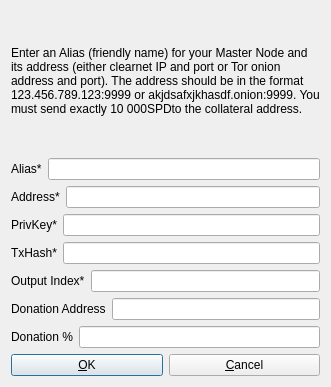
First picture: the form in src/qt/forms/addeditadrenalinenode.ui, repository Stipend-Developer/stipend, before the edit.
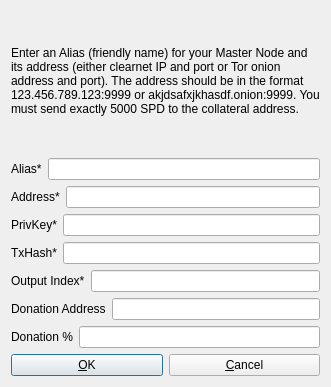
Second picture: the form after the edit.

Commit message: Reset Blockchain, Generate Genesis

Patch:
```diff
--- a/src/qt/forms/addeditadrenalinenode.ui
+++ b/src/qt/forms/addeditadrenalinenode.ui
@@ -26,7 +26,7 @@
       </sizepolicy>
      </property>
      <property name="text">
-      <string>&lt;html&gt;&lt;head/&gt;&lt;body&gt;&lt;p&gt;Enter an Alias (friendly name) for your Master Node and its address (either clearnet IP and port or Tor onion address and port). The address should be in the format 123.456.789.123:9999 or akjdsafxjkhasdf.onion:9999. You must send exactly 10 000SPDto the collateral address.&lt;/p&gt;&lt;/body&gt;&lt;/html&gt;</string>
+      <string>&lt;html&gt;&lt;head/&gt;&lt;body&gt;&lt;p&gt;Enter an Alias (friendly name) for your Master Node and its address (either clearnet IP and port or Tor onion address and port). The address should be in the format 123.456.789.123:9999 or akjdsafxjkhasdf.onion:9999. You must send exactly 5000 SPD to the collateral address.&lt;/p&gt;&lt;/body&gt;&lt;/html&gt;</string>
      </property>
      <property name="wordWrap">
       <bool>true</bool>
```
Left out of the diff: 2 changed lines with no effect on the pictures. The commit also changes 2 other files.
